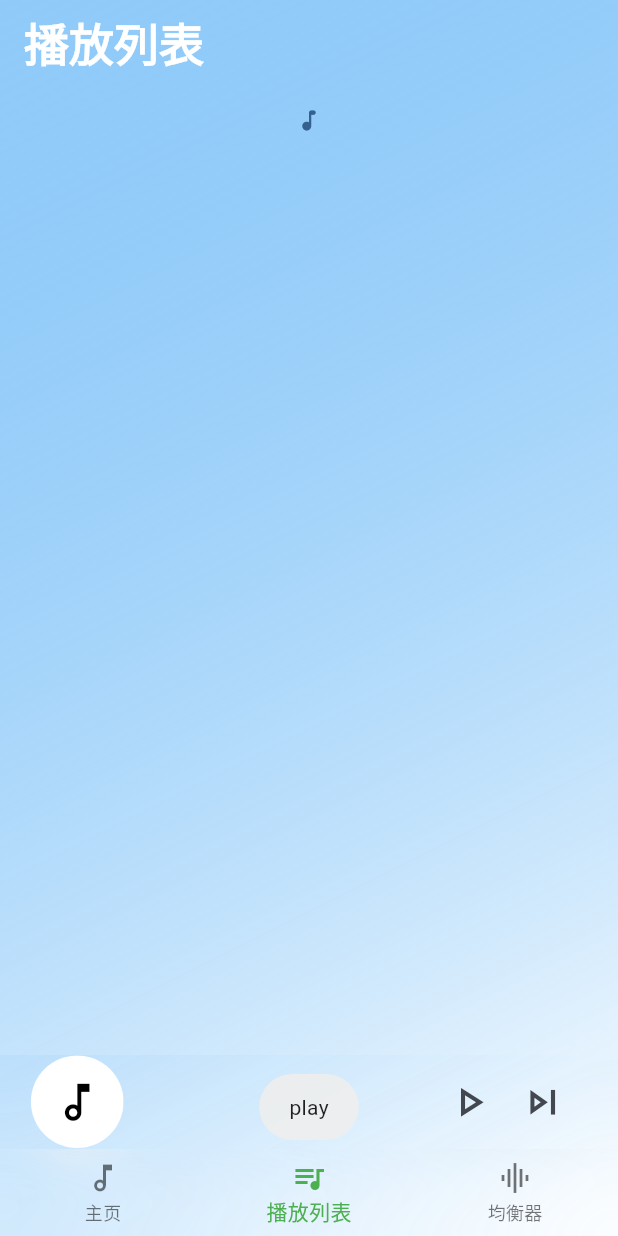
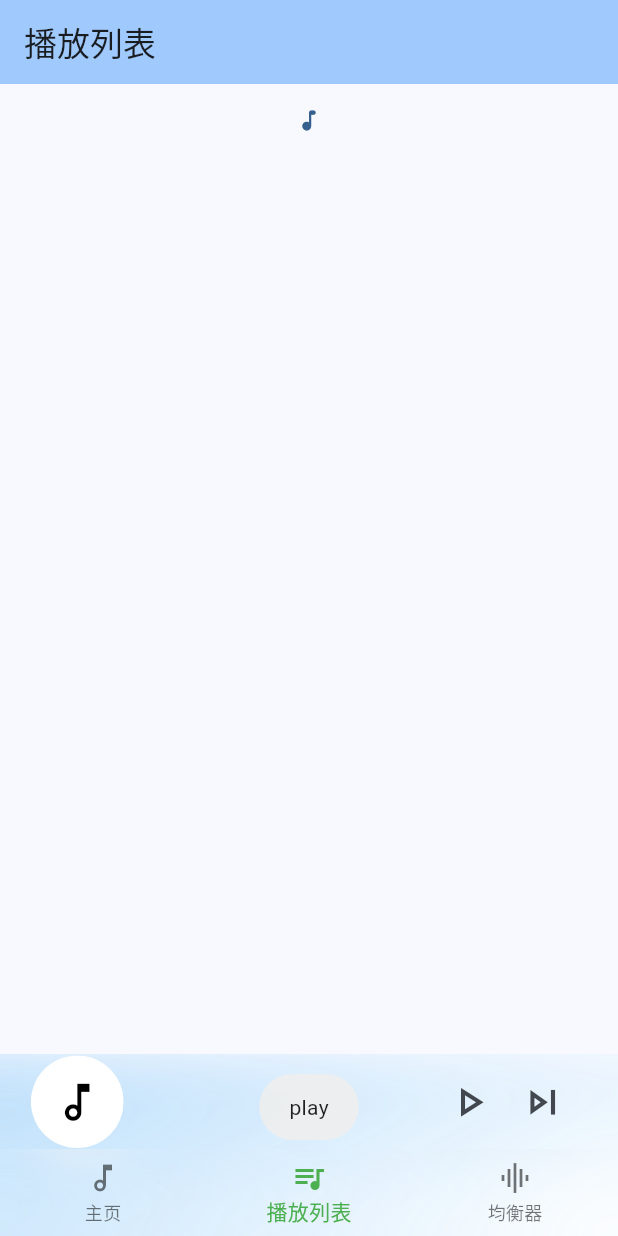
Before and after one commit to WeiNingChen0940/MusicPlayer_FlutterProject, a Flutter app: the screen it shows after launch, item 2 of the bottom bar chosen, after a tap on the "play arrow" icon, on a phone screen of 412 x 824 dp. Run offline on Flutter 3.47's test engine with Material 3 defaults, Android fonts, the phone set to English and light mode, and no system bars; our stand-ins replace fluttertoast, permission_handler, sqflite; missing offline and left inert: audio_metadata_reader, flutter_soloud; accounts and stored records are empty.

Commit message:
Revert "在底部导航栏添加均衡器选项"
This reverts commit 263d4576bf314855636b668d3fe929e3a0ea7c77.

```diff
--- a/lib/main.dart
+++ b/lib/main.dart
@@ -1,6 +1,5 @@
 import 'dart:io';
 import 'package:as_demo1/pages/home_all.dart';
-import 'package:as_demo1/pages/sound_effects.dart';
 import 'package:audio_metadata_reader/audio_metadata_reader.dart';
 import 'package:path/path.dart';
 import 'package:path_provider/path_provider.dart';
@@ -18,11 +17,10 @@ import 'package:sqflite/sqflite.dart';
 import 'package:as_demo1/databaseControl.dart';
 import 'package:flutter_soloud/flutter_soloud.dart';
 class DataModel with ChangeNotifier {
-  var pagesIndex = [0, 1, 2];
+  var pagesIndex = [0, 1, 1];
   static final List<Widget> _pages = <Widget>[
     const HomePage(),
     const MusicListPage(),
-    const SoundEffects(),
     const HomeAll(),
   ];
   int songsIndex = 0;
@@ -43,39 +41,32 @@ class DataModel with ChangeNotifier {
   late Future<SoundHandle> _handle;
   late SoundHandle handle;
   bool isPlaying = false;
-  List<double> filterParameters = [1,1,1,1,1,1,1,1,1];
-  List<String> filterParamNames = [];
   Future<void> ready2PlaySong() async {
     await soLoud.init();
 
     source = await soLoud.loadFile(songs.elementAt(songsIndex));
     //Fluttertoast.showToast(msg: 'ready: ${songs.elementAt(songsIndex)}');
     _handle = soLoud.play(source);
-    handle = await _handle;
     soLoud.setPause(handle, false);
 
     notifyListeners();
   }
-  void initEQ(){
-    filterParamNames = soLoud.getFilterParamNames(FilterType.eqFilter);
-    for(int i=0;i<9;i++){
-      print('${filterParamNames[i]}:${filterParameters[i]}');
-    }
-  }
+
   Future<void> play() async {
     Fluttertoast.showToast(msg: 'play');
     //Fluttertoast.showToast(msg: 'isP:$isPlaying');
     soLoud.setPause(handle, false);
+    handle = await _handle;
     isPlaying = true;
+    var fil = soLoud.getFilterParamNames(FilterType.eqFilter);
+
+    int i =0;
+    for(;i<fil.length;i++){
+      var filI = soLoud.getFilterParameter(FilterType.eqFilter, i);
+      print('fil:${fil[i]} -- $filI');
+    }
 
     notifyListeners();
-  }
-
-    Future<void> setFilterParameter() async {
-    int i =0;
-    for(;i<9;i++){
-      soLoud.setFilterParameter(FilterType.eqFilter, i, filterParameters[i]);
-    }
   }
 
   Future<void> pause() async {
@@ -241,14 +232,10 @@ class _MainPageState extends State<MainPage> {
                         currentIndex: dataModel.selectedIndex,
                         selectedItemColor: Colors.green,
                         onTap: (int index) {
+                          dataModel.onItemTapped(index);
                           if(index == 0){
-                            dataModel.changePagesIndex([0,1,2]);
+                            dataModel.changePagesIndex([0,1,1]);
                           }
-                          if(index == 2){
-                            dataModel.initEQ();
-                          }
-                          dataModel.onItemTapped(index);
-
                         },
                       ),
                     ),
--- a/lib/pages/home.dart
+++ b/lib/pages/home.dart
@@ -90,7 +90,7 @@ class _HomePageState extends State<HomePage> {
                     onTap: () {
                       var dataModel =
                           Provider.of<DataModel>(context, listen: false);
-                      dataModel.changePagesIndex([3, 1, 2]);
+                      dataModel.changePagesIndex([2, 1, 0]);
                     },
                   ),
                   ListElementCategory(
--- a/lib/pages/musicList.dart
+++ b/lib/pages/musicList.dart
@@ -26,14 +26,9 @@ class _MusicListPageState extends State<MusicListPage> {
   @override
   Widget build(BuildContext context) {
     return Scaffold(
-      backgroundColor: Colors.white.withOpacity(0),
       appBar: AppBar(
-        backgroundColor: Colors.white.withOpacity(0),
-        title: const Text(
-          '播放列表',
-          style: TextStyle(
-              color: Colors.white, fontWeight: FontWeight.bold, fontSize: 30),
-        ),
+        backgroundColor: Theme.of(context).colorScheme.inversePrimary,
+        title: const Text('播放列表'),
       ),
       body: SafeArea(
           child: Center(
```
Also changed, not shown: lib/pages/sound_effects.dart (+9 -37 lines).
